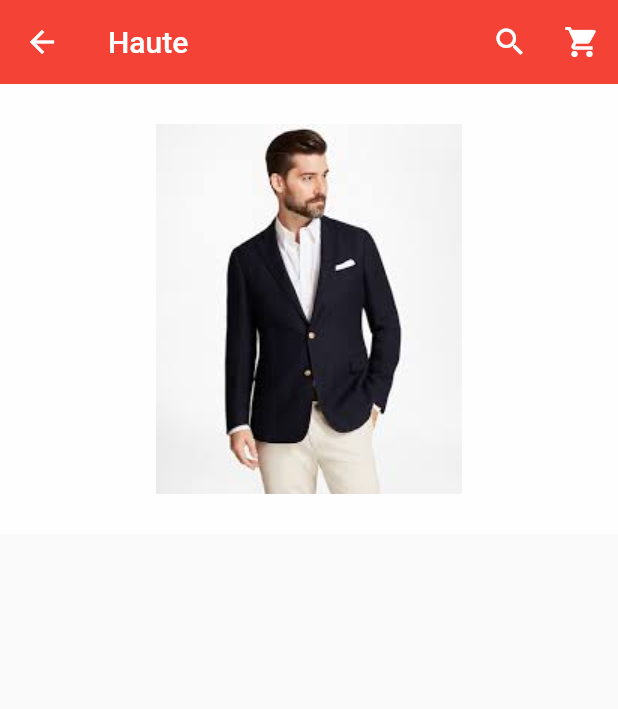
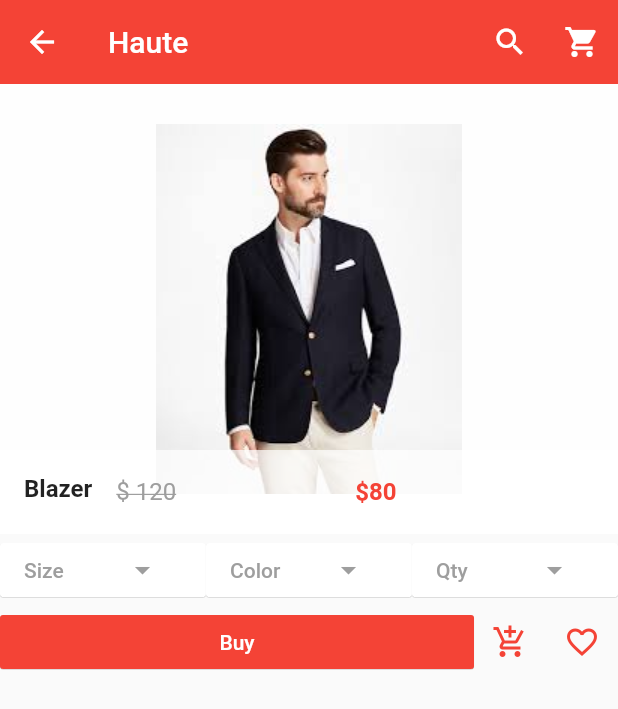
Before and after one commit to OdongoWaga/ClothesShop, a Flutter app: the screen it shows after launch, after a tap on "Blazer", on a phone screen of 412 x 824 dp. Shown: the top 709 px of the screen. Run offline on Flutter 3.47's test engine with Material 2 defaults, Android fonts, the phone set to English and light mode, and no system bars; our stand-ins replace carousel_pro.

Commit message:
productDetailsPage

```diff
--- a/lib/pages/productDetails.dart
+++ b/lib/pages/productDetails.dart
@@ -46,10 +46,125 @@ class _ProductDetailsState extends State<ProductDetails> {
           Container(
             height: 300.0,
             child: GridTile(
-                child: Container(
-              color: Colors.white70,
-              child: Image.asset(widget.productDetailPicture),
-            )),
+              child: Container(
+                color: Colors.white70,
+                child: Image.asset(widget.productDetailPicture),
+              ),
+              footer: Container(
+                color: Colors.white70,
+                child: ListTile(
+                  leading: Text(
+                    "${widget.productDetailName}",
+                    style:
+                        TextStyle(fontWeight: FontWeight.bold, fontSize: 16.0),
+                  ),
+                  title: Row(
+                    children: <Widget>[
+                      Expanded(
+                        child: Text(
+                          "\$ ${widget.productDetailOldPrice}",
+                          style: TextStyle(
+                              color: Colors.grey,
+                              decoration: TextDecoration.lineThrough),
+                        ),
+                      ),
+                      Expanded(
+                        child: Text(
+                          "\$${widget.productDetailPrice}",
+                          style: TextStyle(
+                              fontWeight: FontWeight.bold, color: Colors.red),
+                        ),
+                      ),
+                    ],
+                  ),
+                ),
+              ),
+            ),
+          ),
+          Row(
+            children: <Widget>[
+              Expanded(
+                child: MaterialButton(
+                  onPressed: () {},
+                  color: Colors.white,
+                  textColor: Colors.grey,
+                  elevation: 0.2,
+                  child: Row(
+                    children: <Widget>[
+                      Expanded(
+                        child: Text("Size"),
+                      ),
+                      Expanded(
+                        child: Icon(Icons.arrow_drop_down),
+                      ),
+                    ],
+                  ),
+                ),
+              ),
+              Expanded(
+                child: MaterialButton(
+                  onPressed: () {},
+                  color: Colors.white,
+                  textColor: Colors.grey,
+                  elevation: 0.2,
+                  child: Row(
+                    children: <Widget>[
+                      Expanded(
+                        child: Text("Color"),
+                      ),
+                      Expanded(
+                        child: Icon(Icons.arrow_drop_down),
+                      ),
+                    ],
+                  ),
+                ),
+              ),
+              Expanded(
+                child: MaterialButton(
+                  onPressed: () {},
+                  color: Colors.white,
+                  textColor: Colors.grey,
+                  elevation: 0.2,
+                  child: Row(
+                    children: <Widget>[
+                      Expanded(
+                        child: Text("Qty"),
+                      ),
+                      Expanded(
+                        child: Icon(Icons.arrow_drop_down),
+                      ),
+                    ],
+                  ),
+                ),
+              )
+            ],
+          ),
+          Row(
+            children: <Widget>[
+              Expanded(
+                child: MaterialButton(
+                  onPressed: () {},
+                  color: Colors.red,
+                  textColor: Colors.white,
+                  elevation: 0.2,
+                  child: Text('Buy'),
+                ),
+              ),
+              IconButton(
+                icon: Icon(
+                  Icons.add_shopping_cart,
+                  color: Colors.red,
+                ),
+                onPressed: () {},
+              ),
+              IconButton(
+                icon: Icon(
+                  Icons.favorite_border,
+                  color: Colors.red,
+                ),
+                onPressed: () {},
+              ),
+            ],
           )
         ],
       ),
```
